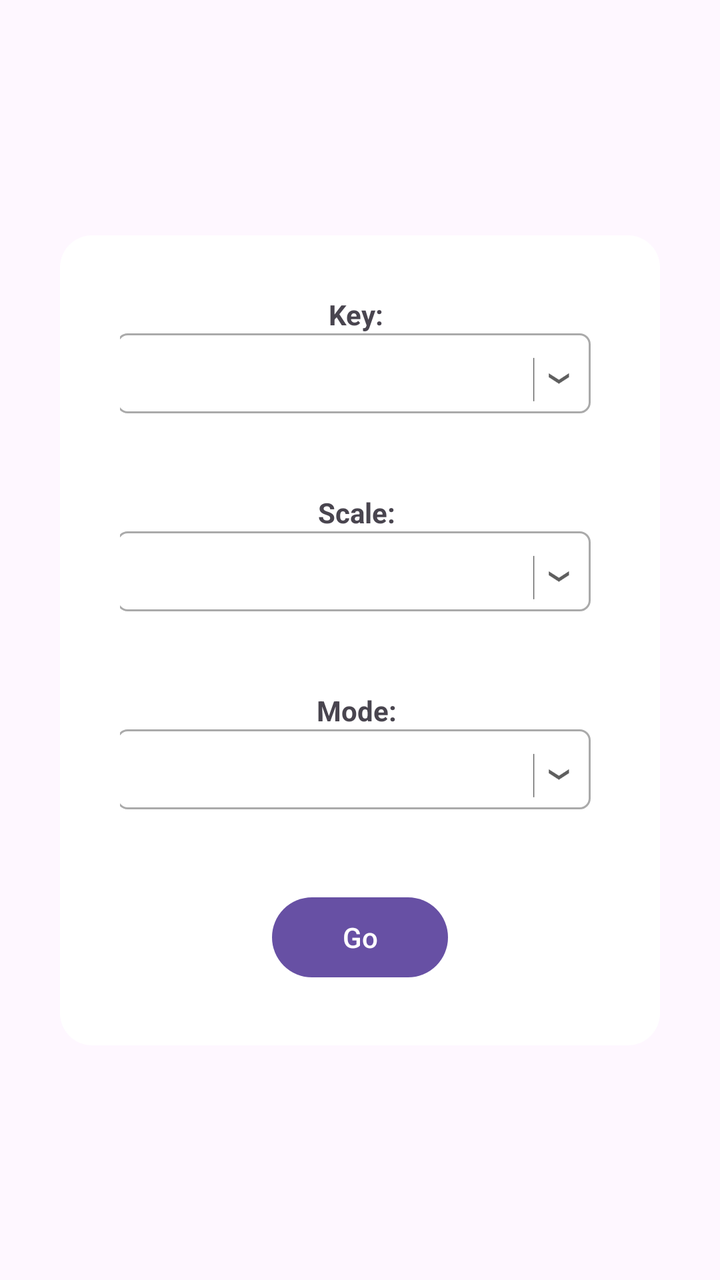
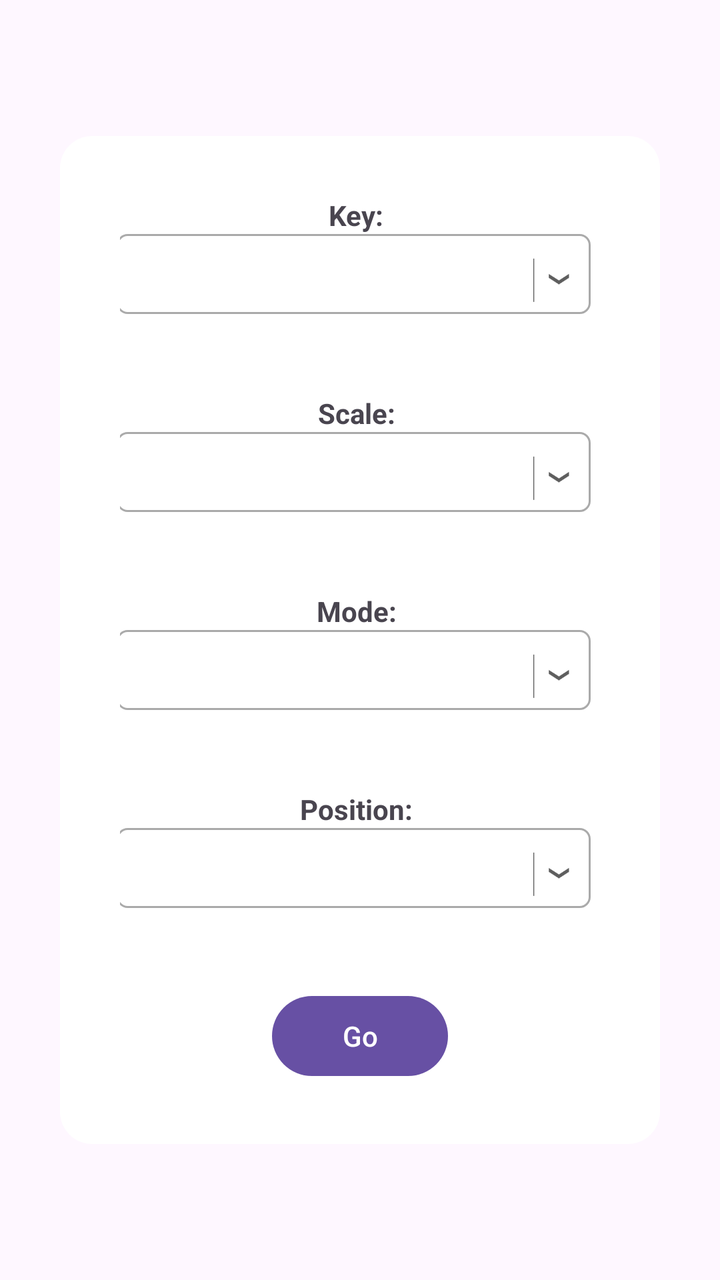

An Android layout rendered at two revisions. The XML below is the earlier revision; the diff shows what the commit changed to produce the second picture.
<!-- AndroidManifest.xml: application theme Theme.GmapAndroid -->
<!-- res/layout/fretboard_menu.xml -->
<?xml version="1.0" encoding="utf-8"?>
<androidx.constraintlayout.widget.ConstraintLayout xmlns:android="http://schemas.android.com/apk/res/android"
    xmlns:app="http://schemas.android.com/apk/res-auto"
    android:layout_width="match_parent"
    android:layout_height="match_parent">

    <LinearLayout
        android:layout_width="300dp"
        android:layout_height="wrap_content"
        android:padding="30dp"
        android:textSize="20sp"
        android:gravity="center"
        android:orientation="vertical"
        android:background="@drawable/popup_background"
        app:layout_constraintWidth_percent="0.8"
        app:layout_constraintStart_toStartOf="parent"
        app:layout_constraintTop_toTopOf="parent"
        app:layout_constraintBottom_toBottomOf="parent"
        app:layout_constraintEnd_toEndOf="parent"
        >
        <TextView
            android:layout_width="wrap_content"
            android:layout_height="wrap_content"
            android:textStyle="bold"
            android:text="Key: "
            />
        
        <RelativeLayout
            android:layout_width="match_parent"
            android:layout_height="wrap_content"
            android:layout_marginRight="3dp"
            android:layout_weight=".28"
            android:background="@drawable/spinner_border"
            android:orientation="horizontal">
            <Spinner
                android:id="@+id/pop_key_spinner"
                android:layout_width="match_parent"
                android:layout_height="wrap_content"
                android:layout_centerVertical="true"
                android:layout_gravity="center"
                android:background="@android:color/transparent"
                android:gravity="center"
                android:layout_marginLeft="5dp"
                android:spinnerMode="dropdown" />
            <ImageView
                android:layout_width="40dp"
                android:layout_height="40dp"
                android:layout_alignParentRight="true"
                android:layout_centerVertical="true"
                android:layout_gravity="center"
                android:src="@drawable/drop" />
        </RelativeLayout>
        <View
            android:layout_width="40dp"
            android:layout_height="40dp"
            />


        <TextView
            android:layout_width="wrap_content"
            android:layout_height="wrap_content"
            android:textStyle="bold"
            android:text="Scale: "
            />
        
        <RelativeLayout
            android:layout_width="match_parent"
            android:layout_height="wrap_content"
            android:layout_marginRight="3dp"
            android:layout_weight=".28"
            android:background="@drawable/spinner_border"
            android:orientation="horizontal">
            <Spinner
                android:id="@+id/pop_scale_spinner"
                android:layout_width="match_parent"
                android:layout_height="wrap_content"
                android:layout_centerVertical="true"
                android:layout_gravity="center"
                android:background="@android:color/transparent"
                android:gravity="center"
                android:layout_marginLeft="5dp"
                android:spinnerMode="dropdown" />
            <ImageView
                android:layout_width="40dp"
                android:layout_height="40dp"
                android:layout_alignParentRight="true"
                android:layout_centerVertical="true"
                android:layout_gravity="center"
                android:src="@drawable/drop" />
        </RelativeLayout>
        <View
            android:layout_width="40dp"
            android:layout_height="40dp"
            />


        <TextView
            android:layout_width="wrap_content"
            android:layout_height="wrap_content"
            android:textStyle="bold"
            android:text="Mode: "
            />
        
        <RelativeLayout
            android:layout_width="match_parent"
            android:layout_height="wrap_content"
            android:layout_marginRight="3dp"
            android:layout_weight=".28"
            android:background="@drawable/spinner_border"
            android:orientation="horizontal">
            <Spinner
                android:id="@+id/pop_mode_spinner"
                android:layout_width="match_parent"
                android:layout_height="wrap_content"
                android:layout_centerVertical="true"
                android:layout_gravity="center"
                android:background="@android:color/transparent"
                android:gravity="center"
                android:layout_marginLeft="5dp"
                android:spinnerMode="dropdown" />
            <ImageView
                android:layout_width="40dp"
                android:layout_height="40dp"
                android:layout_alignParentRight="true"
                android:layout_centerVertical="true"
                android:layout_gravity="center"
                android:src="@drawable/drop" />
        </RelativeLayout>
        <View
            android:layout_width="40dp"
            android:layout_height="40dp"
            />


        <Button
            android:id="@+id/pop_go_button"
            android:layout_width="wrap_content"
            android:layout_height="wrap_content"
            android:text="@string/update_map_button_text">
        </Button>
    </LinearLayout>

</androidx.constraintlayout.widget.ConstraintLayout>
<!-- resources referenced by this layout -->
<resources>
  <!-- drawable drop: png bitmap (drawable, 3797 bytes) -->
  <!-- drawable popup_background (drawable) -->
  <shape xmlns:android="http://schemas.android.com/apk/res/android"
      android:shape="rectangle">
      <solid android:color="@color/cardview_light_background" /> 
      <corners android:radius="16dp" />
      <padding
          android:left="12dp"
          android:top="12dp"
          android:right="12dp"
          android:bottom="12dp" />
  </shape>
  <!-- drawable spinner_border (drawable) -->
  <?xml version="1.0" encoding="utf-8"?>
  <shape xmlns:android="http://schemas.android.com/apk/res/android">
      <solid android:color="@android:color/transparent" />
      <corners android:radius="5dp" />
      <stroke
          android:width="1dp"
          android:color="@android:color/darker_gray" />
  </shape>
  <string name="update_map_button_text">Go</string>
  <style name="Theme.GmapAndroid" parent="Base.Theme.GmapAndroid" />
  <style name="Base.Theme.GmapAndroid" parent="Theme.Material3.DayNight.NoActionBar">
          
          
      </style>
</resources>

<!-- the commit's change to res/layout/fretboard_menu.xml (unified diff, before → after) -->
@@ -18,6 +18,8 @@
         app:layout_constraintBottom_toBottomOf="parent"
         app:layout_constraintEnd_toEndOf="parent"
         >
+
+        
         <TextView
             android:layout_width="wrap_content"
             android:layout_height="wrap_content"
@@ -56,6 +58,7 @@
             />
 
 
+        
         <TextView
             android:layout_width="wrap_content"
             android:layout_height="wrap_content"
@@ -94,6 +97,7 @@
             />
 
 
+        
         <TextView
             android:layout_width="wrap_content"
             android:layout_height="wrap_content"
@@ -132,6 +136,45 @@
             />
 
 
+        
+        <TextView
+            android:layout_width="wrap_content"
+            android:layout_height="wrap_content"
+            android:textStyle="bold"
+            android:text="Position: "
+            />
+        <RelativeLayout
+            android:layout_width="match_parent"
+            android:layout_height="wrap_content"
+            android:layout_marginRight="3dp"
+            android:layout_weight=".28"
+            android:background="@drawable/spinner_border"
+            android:orientation="horizontal">
+            <Spinner
+                android:id="@+id/pop_position_spinner"
+                android:layout_width="match_parent"
+                android:layout_height="wrap_content"
+                android:layout_centerVertical="true"
+                android:layout_gravity="center"
+                android:background="@android:color/transparent"
+                android:gravity="center"
+                android:layout_marginLeft="5dp"
+                android:spinnerMode="dropdown" />
+            <ImageView
+                android:layout_width="40dp"
+                android:layout_height="40dp"
+                android:layout_alignParentRight="true"
+                android:layout_centerVertical="true"
+                android:layout_gravity="center"
+                android:src="@drawable/drop" />
+        </RelativeLayout>
+        <View
+            android:layout_width="40dp"
+            android:layout_height="40dp"
+            />
+
+
+        
         <Button
             android:id="@+id/pop_go_button"
             android:layout_width="wrap_content"
